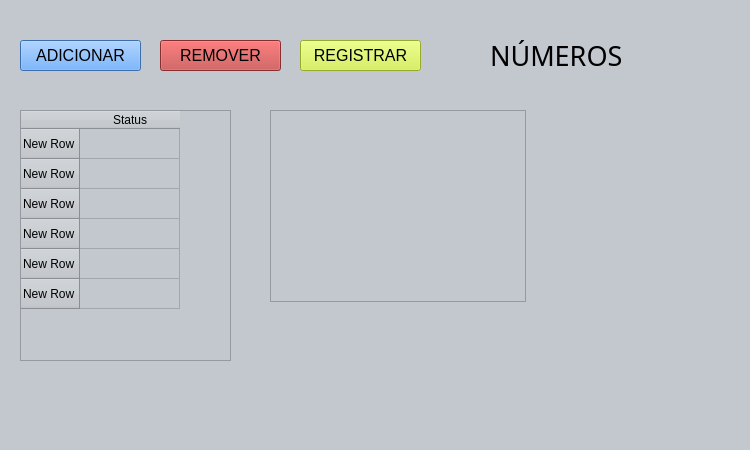
omahteu/botelegram, file UIs/numeros.ui: the form before one commit.
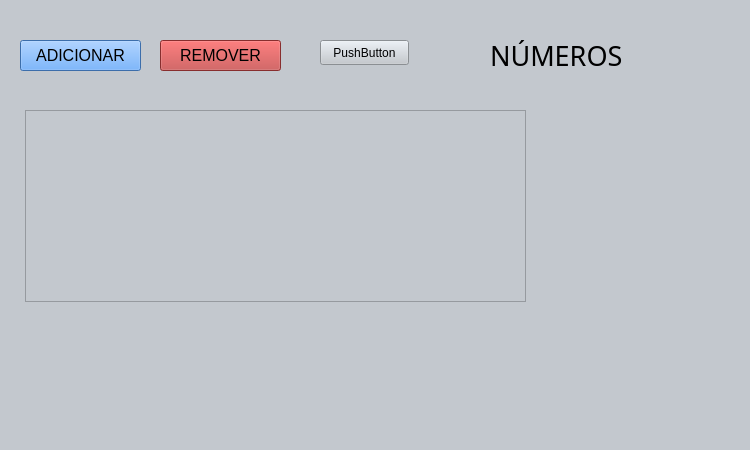
The form after the commit.

What changed in the file:
```diff
--- a/UIs/numeros.ui
+++ b/UIs/numeros.ui
@@ -17,63 +17,6 @@
    <string notr="true">background-color: rgb(195, 200, 206);</string>
   </property>
   <widget class="QWidget" name="centralwidget">
-   <widget class="QTableWidget" name="tableWidget">
-    <property name="geometry">
-     <rect>
-      <x>20</x>
-      <y>110</y>
-      <width>211</width>
-      <height>251</height>
-     </rect>
-    </property>
-    <property name="alternatingRowColors">
-     <bool>false</bool>
-    </property>
-    <property name="showGrid">
-     <bool>true</bool>
-    </property>
-    <property name="gridStyle">
-     <enum>Qt::SolidLine</enum>
-    </property>
-    <property name="rowCount">
-     <number>6</number>
-    </property>
-    <row>
-     <property name="text">
-      <string>New Row</string>
-     </property>
-    </row>
-    <row>
-     <property name="text">
-      <string>New Row</string>
-     </property>
-    </row>
-    <row>
-     <property name="text">
-      <string>New Row</string>
-     </property>
-    </row>
-    <row>
-     <property name="text">
-      <string>New Row</string>
-     </property>
-    </row>
-    <row>
-     <property name="text">
-      <string>New Row</string>
-     </property>
-    </row>
-    <row>
-     <property name="text">
-      <string>New Row</string>
-     </property>
-    </row>
-    <column>
-     <property name="text">
-      <string>Status</string>
-     </property>
-    </column>
-   </widget>
    <widget class="QPushButton" name="adicionar">
     <property name="geometry">
      <rect>
@@ -136,37 +79,29 @@
      <string>NÚMEROS</string>
     </property>
    </widget>
-   <widget class="QPushButton" name="registrar">
-    <property name="geometry">
-     <rect>
-      <x>300</x>
-      <y>40</y>
-      <width>121</width>
-      <height>31</height>
-     </rect>
-    </property>
-    <property name="font">
-     <font>
-      <pointsize>12</pointsize>
-     </font>
-    </property>
-    <property name="styleSheet">
-     <string notr="true">background-color: rgb(209, 240, 60);</string>
-    </property>
-    <property name="text">
-     <string>REGISTRAR</string>
-    </property>
-   </widget>
    <widget class="QListWidget" name="listWidget">
     <property name="geometry">
      <rect>
-      <x>270</x>
+      <x>25</x>
       <y>110</y>
-      <width>256</width>
+      <width>501</width>
       <height>192</height>
      </rect>
     </property>
    </widget>
+   <widget class="QPushButton" name="print">
+    <property name="geometry">
+     <rect>
+      <x>320</x>
+      <y>40</y>
+      <width>89</width>
+      <height>25</height>
+     </rect>
+    </property>
+    <property name="text">
+     <string>PushButton</string>
+    </property>
+   </widget>
   </widget>
   <widget class="QMenuBar" name="menubar">
    <property name="geometry">
```
